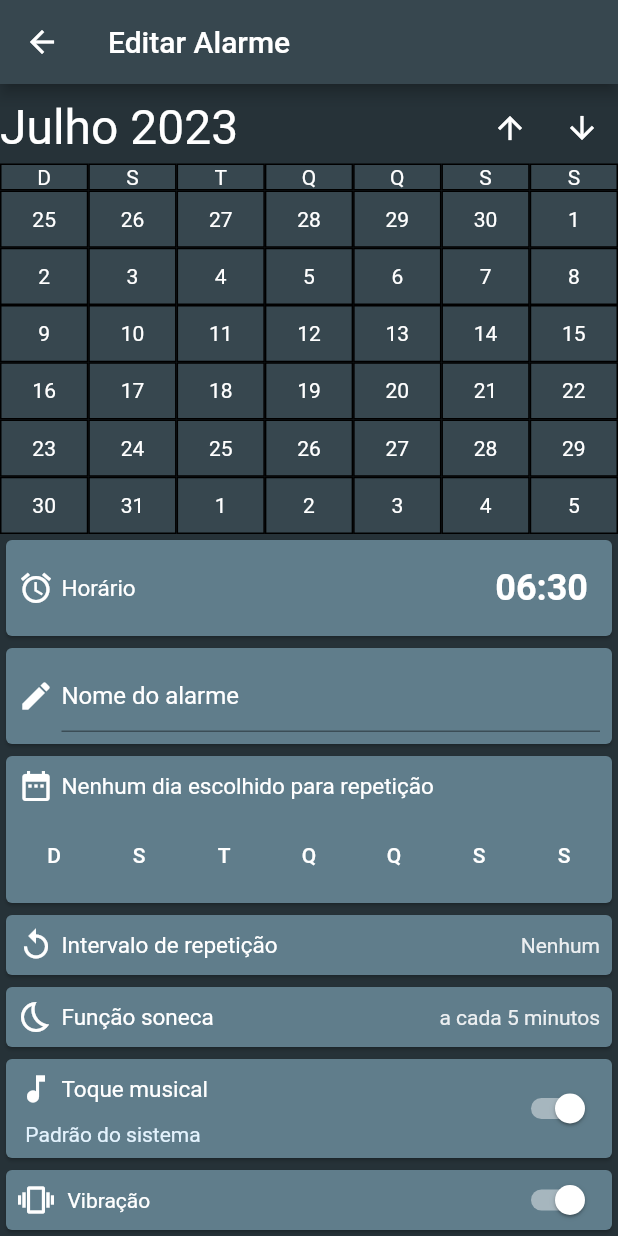
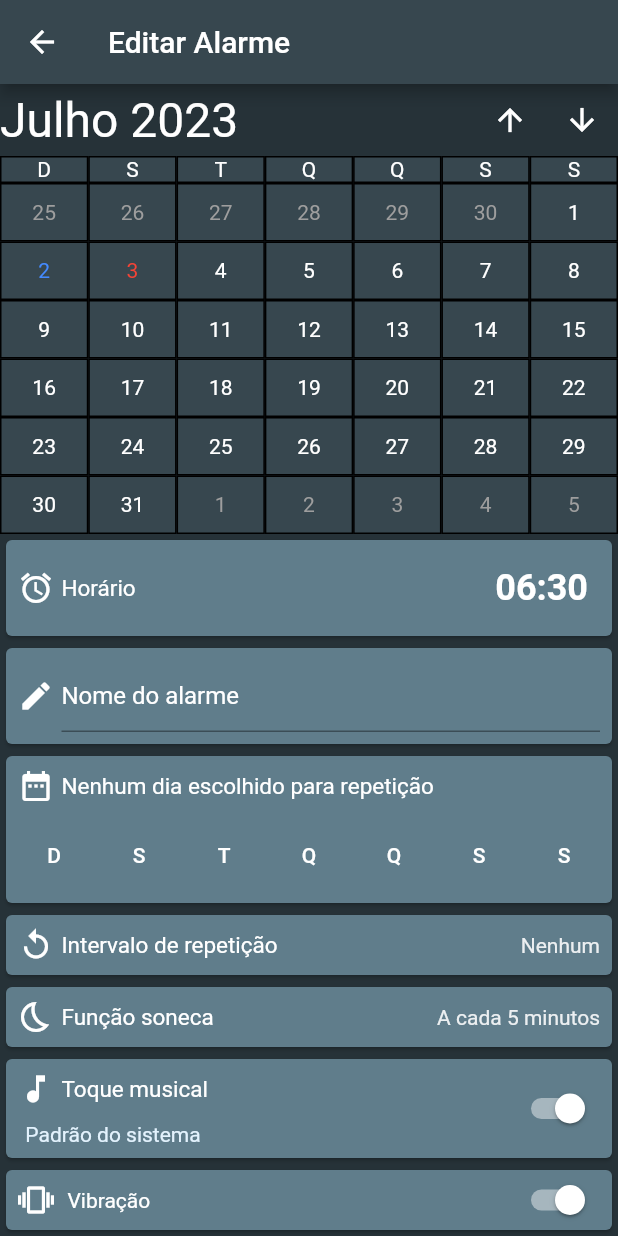
Before and after one commit to MatheusAraujo6/pimobile3a, a Flutter app: the EditarAlarme screen opened directly with empty values, on a phone screen of 412 x 824 dp. Run offline on Flutter 3.47's test engine with Material 2 defaults, Android fonts, the phone set to English and light mode, and no system bars; our stand-ins replace firebase_auth, flutter_mobx, mobx; accounts and stored records are empty; generated files the repository leaves out were written again.

Commit message:
Avanço na implementação do estado e do calendário

```diff
--- a/lib/data/alarme.dart
+++ b/lib/data/alarme.dart
@@ -3,35 +3,6 @@ import 'package:flutter/material.dart';
 import 'package:mobx/mobx.dart';
 
 part 'alarme.g.dart';
-
-enum DiaSemana {
-  domingo,
-  segunda,
-  terca,
-  quarta,
-  quinta,
-  sexta,
-  sabado,
-}
-
-enum Intervalo {
-  nenhum,
-  um,
-  dois,
-  tres,
-  quatro,
-  cinco,
-  seis,
-  sete,
-}
-
-enum Soneca {
-  desativada,
-  umMinuto,
-  tresMinutos,
-  cincoMinutos,
-  dezMinutos,
-}
 
 //class Alarme = AlarmeBase with _$Alarme;
 class Alarme extends AlarmeBase with _$Alarme {
@@ -47,11 +18,15 @@ class Alarme extends AlarmeBase with _$Alarme {
 }
 
 abstract class AlarmeBase with Store {
+  // Usado apenas para regenerar o Calendário compacto
+  @observable
+  int dummy = 0;
+
   @observable
   bool ativado = true;
 
   @observable
-  String nome = "Nome do alarme";
+  String? nome;
 
   @observable
   TimeOfDay hora = const TimeOfDay(hour: 6, minute: 30);
@@ -63,10 +38,16 @@ abstract class AlarmeBase with Store {
   ObservableList<bool> diasSemana = ObservableList();
 
   @observable
-  Intervalo diasRepeticao = Intervalo.nenhum;
+  int diasRepeticao = 0;
 
   @observable
-  Soneca soneca = Soneca.desativada;
+  String diasRepeticaoStr = intervalos[0];
+
+  @observable
+  int soneca = 3;
+
+  @observable
+  String sonecaStr = sonecas[3];
 
   @observable
   String toqueMusical = "Padrão do sistema";
@@ -83,28 +64,37 @@ abstract class AlarmeBase with Store {
   }
 
   @action
-  void alterarNome(String novoNome) {
+  void alterarNome(String? novoNome) {
+    if ((novoNome == null) || novoNome.isEmpty || novoNome == "") {
+      nome = null;
+    }
+
     nome = novoNome;
   }
 
   @action
   void alterarHora(TimeOfDay novaHora) {
     hora = novaHora;
+    dummy += 1;
   }
 
   @action
   void alterarDia(int indice) {
     diasSemana[indice] = !diasSemana[indice];
+    dummy += 1;
   }
 
   @action
-  void alterarRepeticao(Intervalo novoIntervalo) {
+  void alterarRepeticao(int novoIntervalo) {
     diasRepeticao = novoIntervalo;
+    diasRepeticaoStr = intervalos[novoIntervalo];
+    dummy += 1;
   }
 
   @action
-  void alterarSoneca(Soneca novaSoneca) {
+  void alterarSoneca(int novaSoneca) {
     soneca = novaSoneca;
+    sonecaStr = sonecas[novaSoneca];
   }
 
   @action
@@ -165,23 +155,31 @@ abstract class AlarmeBase with Store {
     return dias;
   }
 
+  @action
+  String invervalosString() {
+    if (diasRepeticao == 0) {
+      return "Nenhum intervalo de reptição selecionado";
+    }
+
+    if (diasRepeticao == 1) {
+      return "Repetir em dias alternados";
+    }
+
+    return "Repetir ${diasRepeticaoStr.replaceFirst(RegExp("A"), "a")}";
+  }
+
   static const List<String> intervalos = [
     "Nenhum",
     "Dias alternados",
     "A cada 2 dias",
     "A cada 3 dias",
-    "A cada 4 dias",
-    "A cada 5 dias",
-    "A cada 6 dias",
-    "A cada 7 dias"
   ];
 
-  @action
-  String intervaloString({Intervalo? intervalo}) {
-    if (intervalo != null) {
-      return intervalos[intervalo.index];
-    }
-
-    return intervalos[diasRepeticao.index];
-  }
+  static const List<String> sonecas = [
+    "Desativada",
+    "A cada minuto",
+    "A cada 3 minutos",
+    "A cada 5 minutos",
+    "A cada 10 minutos"
+  ];
 }
--- a/lib/screens/editar_alarme.dart
+++ b/lib/screens/editar_alarme.dart
@@ -35,29 +35,18 @@ class EditarAlarme extends StatelessWidget {
   final Alarme alarme;
   final bool modoCriar;
 
-  final List<Intervalo> intervalosEnum = [
-    Intervalo.nenhum,
-    Intervalo.um,
-    Intervalo.dois,
-    Intervalo.tres,
-    Intervalo.quatro,
-    Intervalo.cinco,
-    Intervalo.seis,
-    Intervalo.sete,
-  ];
-
   EditarAlarme({super.key, required this.alarme, this.modoCriar = false}) {
-    for (int i = 0; i < 8; i++) {
-      PopupMenuItem<Intervalo> novo = PopupMenuItem(
-        value: intervalosEnum[i],
-        child: Text(alarme.intervaloString(intervalo: intervalosEnum[i])),
+    for (int i = 0; i < 4; i++) {
+      PopupMenuItem<int> novo = PopupMenuItem(
+        value: i,
+        child: Text(AlarmeBase.intervalos[i]),
       );
       itensMenuIntervalo.add(novo);
     }
 
     for (int i = 0; i < 5; i++) {
-      PopupMenuItem<Soneca> novo =
-          PopupMenuItem(value: Soneca.desativada, child: Text(opcoesSoneca[i]));
+      PopupMenuItem<int> novo =
+          PopupMenuItem(value: i, child: Text(AlarmeBase.sonecas[i]));
       itensMenuSoneca.add(novo);
     }
 
@@ -87,17 +76,9 @@ class EditarAlarme extends StatelessWidget {
 
   //List<bool> diasSemana = [false, false, false, false, false, false, false];
 
-  final List<String> opcoesSoneca = [
-    "Desativada",
-    "a cada minuto",
-    "a cada 3 minutos",
-    "a cada 5 minutos",
-    "a cada 10 minutos",
-  ];
-
-  final List<PopupMenuEntry<Intervalo>> itensMenuIntervalo = [];
+  final List<PopupMenuEntry<int>> itensMenuIntervalo = [];
   final List<PopupMenuEntry<String>> itensMenuRingtones = [];
-  final List<PopupMenuEntry<Soneca>> itensMenuSoneca = [];
+  final List<PopupMenuEntry<int>> itensMenuSoneca = [];
 
   @override
   Widget build(BuildContext context) {
@@ -117,8 +98,21 @@ class EditarAlarme extends StatelessWidget {
       body: Column(
         mainAxisAlignment: MainAxisAlignment.start,
         children: [
-          Container(height: 5),
-          Flexible(child: Calendario(compacto: true)),
+          //Container(height: 5),
+          Observer(builder: (_) {
+            return Flexible(
+              child: Stack(
+                children: [
+                  Text(
+                    alarme.dummy.toString(),
+                    style: TextStyle(color: Colors.blueGrey.shade900),
+                  ),
+                  Calendario(compacto: true, alarme: alarme)
+                  //Container(width: 50, height: 50, color: Colors.orange),
+                ],
+              ),
+            );
+          }),
           cardEditar(
             // Borda antiga
             filho: Row(
@@ -143,7 +137,7 @@ class EditarAlarme extends StatelessWidget {
                       alarme.alterarHora((await novaHora)!);
                     },
                     child: Text(
-                      "${alarme.hora.hour.toString().padLeft(2, "0")}:${alarme.hora.minute}",
+                      "${alarme.hora.hour.toString().padLeft(2, "0")}:${alarme.hora.minute.toString().padLeft(2, "0")}",
                       style: const TextStyle(
                         color: Colors.white,
                         fontSize: 24,
@@ -167,9 +161,17 @@ class EditarAlarme extends StatelessWidget {
                 Flexible(
                   child: TextField(
                     controller: TextEditingController(text: alarme.nome),
-                    style: const TextStyle(color: Colors.white),
-                    onChanged: (String novoNome) async {
-                      alarme.nome = novoNome;
+                    cursorColor: Colors.white,
+                    decoration: const InputDecoration(
+                      hintText: "Nome do alarme",
+                      hintStyle: TextStyle(color: Colors.white),
+                      focusedBorder: UnderlineInputBorder(
+                          borderSide: BorderSide(color: Colors.white)),
+                    ),
+                    style: const TextStyle(
+                        color: Colors.white, decorationColor: Colors.yellow),
+                    onChanged: (String? novoNome) async {
+                      alarme.alterarNome(novoNome);
                     },
                   ),
                 ),
@@ -250,13 +252,13 @@ class EditarAlarme extends StatelessWidget {
                 const Spacer(),
                 Observer(
                   builder: (_) {
-                    return PopupMenuButton<Intervalo>(
+                    return PopupMenuButton<int>(
                       itemBuilder: (BuildContext context) => itensMenuIntervalo,
                       child: Text(
-                        alarme.intervaloString(),
+                        alarme.diasRepeticaoStr,
                         style: TextStyle(color: Colors.blueGrey.shade50),
                       ),
-                      onSelected: (Intervalo novoIntervalo) =>
+                      onSelected: (int novoIntervalo) =>
                           alarme.alterarRepeticao(novoIntervalo),
                     );
                   },
@@ -274,12 +276,18 @@ class EditarAlarme extends StatelessWidget {
                   style: TextStyle(color: Colors.white, fontSize: 15),
                 ),
                 const Spacer(),
-                PopupMenuButton(
-                  itemBuilder: (BuildContext context) => itensMenuSoneca,
-                  child: Text(
-                    "a cada 5 minutos",
-                    style: TextStyle(color: Colors.blueGrey.shade50),
-                  ),
+                Observer(
+                  builder: (_) {
+                    return PopupMenuButton<int>(
+                      itemBuilder: (BuildContext context) => itensMenuSoneca,
+                      child: Text(
+                        alarme.sonecaStr,
+                        style: TextStyle(color: Colors.blueGrey.shade50),
+                      ),
+                      onSelected: (int novaSoneca) =>
+                          alarme.alterarSoneca(novaSoneca),
+                    );
+                  },
                 ),
               ],
             ),
--- a/lib/screens/gerenciar_lista.dart
+++ b/lib/screens/gerenciar_lista.dart
@@ -3,31 +3,8 @@ import 'package:alarme_pi/widgets/calendario.dart';
 import 'package:alarme_pi/state/global.dart';
 import 'package:flutter/material.dart';
 import 'package:alarme_pi/state/user_store.dart';
-import 'package:mobx/mobx.dart';
 import 'package:flutter_mobx/flutter_mobx.dart';
 
-/*
-class TelaPrincipal extends StatefulWidget {
-  const TelaPrincipal({Key? key}) : super(key: key);
-
-  static void navegar(BuildContext context) {
-    Navigator.of(context).pushReplacement(
-      MaterialPageRoute(builder: (context) => const TelaPrincipal()),
-    );
-  }
-
-  static void sair(BuildContext context) {
-    Navigator.of(context).pushReplacement(
-      MaterialPageRoute(builder: (context) => const LoginTela()),
-    );
-  }
-
-  @override
-  State<TelaPrincipal> createState() => _TelaPrincipalState();
-}
-*/
-
-//class _TelaPrincipalState extends State<TelaPrincipal> {
 class TelaPrincipal extends StatelessWidget {
   //final store = UserStore();
 
--- a/lib/screens/login.dart
+++ b/lib/screens/login.dart
@@ -1,3 +1,4 @@
+import 'package:alarme_pi/state/user_store.dart';
 import 'package:flutter/material.dart';
 import 'gerenciar_lista.dart';
 import 'criar_conta.dart';
@@ -90,7 +91,10 @@ class _LoginTelaState extends State<LoginTela> {
               height: 0.0625 * height,
               child: BotaoCustom(
                 label: 'Entrar',
-                funcionalidade: () => TelaPrincipal.navegar(context),
+                funcionalidade: () {
+                  store = UserStore(); // Nova instância
+                  TelaPrincipal.navegar(context);
+                },
               ),
             ),
             SizedBox(
--- a/lib/widgets/calendario.dart
+++ b/lib/widgets/calendario.dart
@@ -1,19 +1,88 @@
+import 'package:alarme_pi/data/alarme.dart';
+import 'package:alarme_pi/state/user_store.dart';
 import 'package:flutter/material.dart';
 
 class DiaCalendario extends StatelessWidget {
-  final String dia;
+  final DiaSemana diaSem;
   final bool modoCompacto;
-  const DiaCalendario({super.key, this.dia = "", this.modoCompacto = false});
+  final DateTime hoje;
+  final Alarme? alarme;
+  const DiaCalendario({
+    super.key,
+    required this.diaSem,
+    required this.hoje,
+    this.modoCompacto = false,
+    this.alarme,
+  });
+
+  bool checarAtivado(Alarme alarme, DiaSemana diaSem) {
+    // Checar se o alarme está ativado
+    if (alarme.ativado == false) {
+      return false;
+    }
+
+    // Checar se o alarme está ativado para apenas hoje/amanhã
+    bool nenhumDia = !alarme.diasSemana.contains(true);
+
+    if (nenhumDia) {
+      int tempoAlarme = (alarme.hora.hour * 60) + alarme.hora.minute;
+      TimeOfDay temp = TimeOfDay.now();
+      int tempoAgora = (temp.hour * 60) + temp.minute;
+      DateTime today = DateTime.now();
+
+      if (tempoAgora > tempoAlarme) {
+        if ((diaSem.dia == today.day + 1) &&
+            (hoje.month == today.month) &&
+            (hoje.year == today.year) &&
+            (diaSem.mesDiferente == false)) {
+          return true;
+        } else {
+          return false;
+        }
+      } else {
+        if ((diaSem.dia == today.day) &&
+            (hoje.month == today.month) &&
+            (hoje.year == today.year) &&
+            (diaSem.mesDiferente == false)) {
+          return true;
+        } else {
+          return false;
+        }
+      }
+    }
+
+    // Checa apenas os dias na semana
+    return alarme.diasSemana[diaSem.diaNaSemana];
+  }
+
+  bool checarHoje() {
+    if (diaSem.mesDiferente) {
+      return false;
+    }
+
+    DateTime today = DateTime.now();
+    return (diaSem.dia == today.day) &&
+        (hoje.month == today.month) &&
+        (hoje.year == today.year);
+  }
 
   Widget textoDia() {
+    late Color corDia;
+
+    if (checarHoje()) {
+      corDia = Colors.blueAccent;
+    } else {
+      corDia = diaSem.mesDiferente ? Colors.grey : Colors.white;
+    }
+
     return Expanded(
       child: Column(
         mainAxisAlignment: MainAxisAlignment.center,
         children: [
           Text(
-            dia,
-            style: const TextStyle(
-              color: Colors.white,
+            diaSem.dia.toString(),
+            style: TextStyle(
+              color: corDia,
               fontSize: 14,
             ),
           ),
@@ -33,11 +102,17 @@ class DiaCalendario extends StatelessWidget {
   }
 
   Widget diaCompacto() {
-    Color corDia = Colors.white;
+    late Color corDia;
 
-    //if ((dia % 7) == 0) {
-    //  corDia = Colors.redAccent;
-    //}
+    if (checarAtivado(alarme!, diaSem)) {
+      corDia = Colors.red; //
+    } else {
+      if (checarHoje()) {
+        corDia = Colors.blueAccent;
+      } else {
+        corDia = diaSem.mesDiferente ? Colors.grey : Colors.white;
+      }
+    }
 
     return Expanded(
       child: Container(
@@ -47,11 +122,23 @@ class DiaCalendario extends StatelessWidget {
           border: Border.all(),
         ),
         child: Text(
-          dia,
+          diaSem.dia.toString(),
           style: TextStyle(color: corDia),
         ),
       ),
     );
+  }
+
+  List<Widget> adicionarLinhas() {
+    List<Widget> linhas = [];
+
+    for (var alarme in store.alarmes) {
+      if (checarAtivado(alarme, diaSem)) {
+        linhas.add(linhaAlarme(alarme.cor));
+      }
+    }
+
+    return linhas;
   }
 
   @override
@@ -61,7 +148,7 @@ class DiaCalendario extends StatelessWidget {
     }
 
     List<Widget> meuContainer = [];
-    List<Widget> linhas = [];
+    List<Widget> linhas = adicionarLinhas();
     meuContainer.add(textoDia());
 
     //if ((offset % 7) == 0) {
@@ -98,9 +185,18 @@ class DiaCalendario extends StatelessWidget {
   }
 }
 
+class DiaSemana {
+  int dia;
+  int diaNaSemana; // 0 - Domingo, 1 - Segunda, ..., 6 - Sábado
+  bool mesDiferente;
+
+  DiaSemana(this.dia, this.diaNaSemana, {this.mesDiferente = false});
+}
+
 class Calendario extends StatefulWidget {
   final bool compacto;
-  const Calendario({super.key, this.compacto = false});
+  final Alarme? alarme;
+  const Calendario({super.key, this.compacto = false, this.alarme});
 
   @override
   State<Calendario> createState() => _CalendarioState();
@@ -113,8 +209,8 @@ class _CalendarioState extends State<Calendario> {
 
   //Calendario({super.key, this.compacto = false});
 
-  Widget gerarMes(DateTime hoje, bool compacto) {
-    List<int> dias = diasMes(hoje);
+  Widget gerarMes(DateTime hoje, bool compacto, Alarme? alarme) {
+    List<DiaSemana> dias = diasMes(hoje);
     List<Widget> linhas = [];
     //linhas.add(Expanded(child: cabecalho()));
 
@@ -122,8 +218,10 @@ class _CalendarioState extends State<Calendario> {
       List<Widget> semana = [];
       for (int j = 0; j < 7; j++) {
         semana.add(DiaCalendario(
-          dia: dias[i + j].toString(),
+          diaSem: dias[i + j],
           modoCompacto: compacto,
+          hoje: hoje,
+          alarme: alarme,
         ));
       }
       Widget linha = Expanded(child: Row(children: semana));
@@ -163,9 +261,9 @@ class _CalendarioState extends State<Calendario> {
     return (dif % 7 + (ancora % 7)) % 7;
   }
 
-  List<int> diasMes(DateTime hoje) {
+  List<DiaSemana> diasMes(DateTime hoje) {
     const Set<int> mesTrintaDias = {4, 6, 9, 11};
-    List<int> diasMes = [];
+    List<DiaSemana> diasMes = [];
     late int diaFinal;
 
     // Adicionar dias do mês
@@ -175,16 +273,16 @@ class _CalendarioState extends State<Calendario> {
       diaFinal = mesTrintaDias.contains(hoje.month) ? 30 : 31;
     }
 
+    final int primeiroDiaSemana = primeiroDia(hoje);
+
     for (int i = 1; i <= diaFinal; i++) {
-      diasMes.add(i);
+      diasMes.add(DiaSemana(i, (primeiroDiaSemana + i - 1) % 7));
     }
-
-    int primeiroDiaSemana = primeiroDia(hoje);
 
     // Adicionar dias antes para preencher calendário
     if (primeiroDiaSemana != 0) {
       int mesAnterior = hoje.month - 1; // Mês 0 volta para o ano anterior
-      late int diaFinal;
+      //late int diaFinal;
 
       if (mesAnterior == 2) {
         diaFinal = isLeapYear(hoje.year) ? 29 : 28;
@@ -192,14 +290,26 @@ class _CalendarioState extends State<Calendario> {
         diaFinal = mesTrintaDias.contains(mesAnterior) ? 30 : 31;
       }
 
+      int primeiroDiaMesAnterior =
+          primeiroDia(DateTime(hoje.year, hoje.month - 1, 28));
+
       for (int i = 0; i < primeiroDiaSemana; i++) {
-        diasMes.insert(0, diaFinal - i);
+        diasMes.insert(
+          0,
+          DiaSemana(
+              diaFinal - i, (primeiroDiaMesAnterior + (diaFinal - i) - 1) % 7,
+              mesDiferente: true),
+        );
       }
     }
 
+    int primeiroDiaProxMes =
+        primeiroDia(DateTime(hoje.year, hoje.month + 1, 28));
+
     // Adicionar dias após para preencher calendário
     for (int i = 1; diasMes.length < 42; i++) {
-      diasMes.add(i);
+      diasMes.add(
+          DiaSemana(i, (primeiroDiaProxMes + i - 1) % 7, mesDiferente: true));
     }
 
     return diasMes;
@@ -298,7 +408,7 @@ class _CalendarioState extends State<Calendario> {
         //  ],
         //),
         cabecalho(),
-        Flexible(child: gerarMes(data, widget.compacto)),
+        Flexible(child: gerarMes(data, widget.compacto, widget.alarme)),
       ],
     );
   }
--- a/lib/widgets/card_alarme.dart
+++ b/lib/widgets/card_alarme.dart
@@ -29,7 +29,7 @@ class AlarmeCard extends StatelessWidget {
             mainAxisAlignment: MainAxisAlignment.spaceAround,
             crossAxisAlignment: CrossAxisAlignment.start,
             children: [
-              textoCard(alarme.nome),
+              textoCard(alarme.nome ?? "Sem nome"),
               Padding(
                 padding: const EdgeInsets.only(top: 4.0),
                 child: Column(
@@ -47,7 +47,7 @@ class AlarmeCard extends StatelessWidget {
                 crossAxisAlignment: CrossAxisAlignment.center,
                 children: [
                   Text(
-                    "${alarme.hora.hour.toString().padLeft(2, "0")}:${alarme.hora.minute}",
+                    "${alarme.hora.hour.toString().padLeft(2, "0")}:${alarme.hora.minute.toString().padLeft(2, "0")}",
                     style: const TextStyle(fontSize: 24, color: Colors.white),
                   ),
                   Observer(
@@ -64,7 +64,7 @@ class AlarmeCard extends StatelessWidget {
                 ],
               ),
               textoCard(alarme.diasSemanaString()),
-              textoCard("Nenhum intervalo de repetição definido"),
+              textoCard(alarme.invervalosString()),
             ],
           ),
         ),
```
Also changed, not shown: lib/data/alarme.g.dart.
